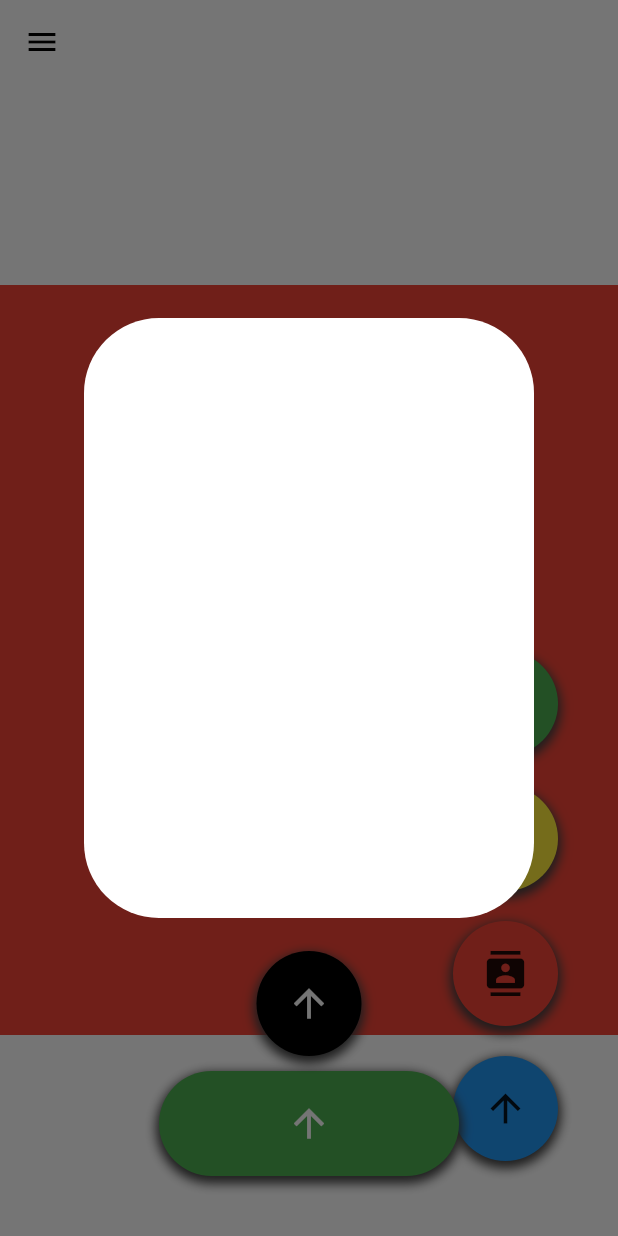
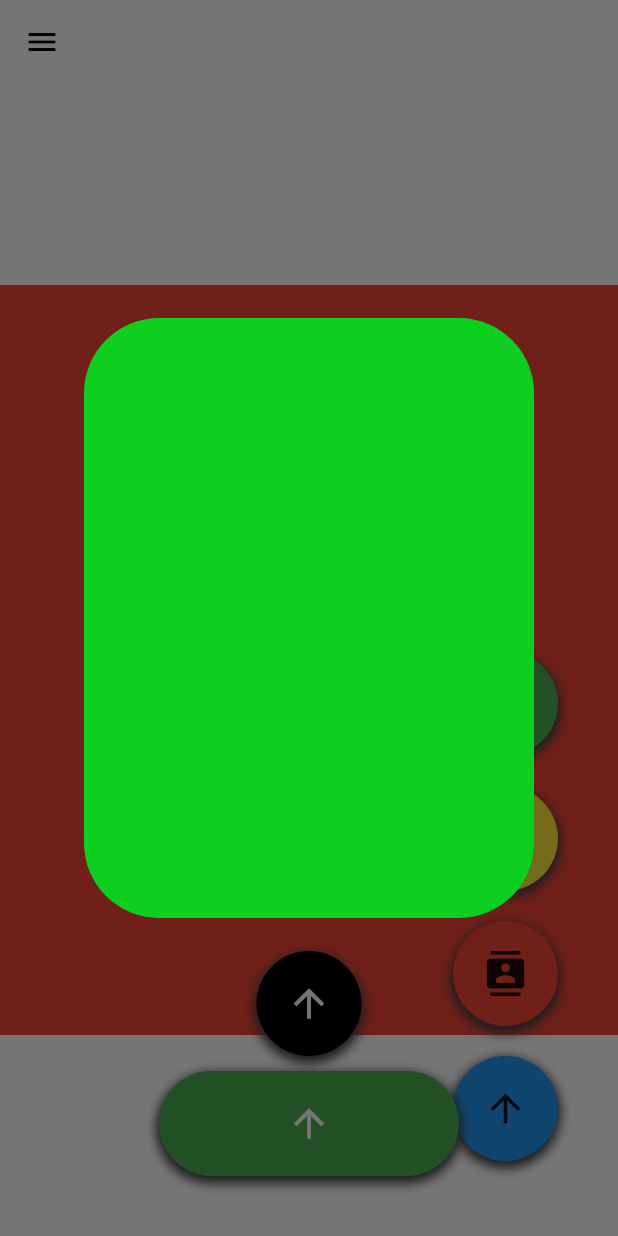
Before and after one commit to beidemichael/movingApp, a Flutter app: the Home screen opened directly, after a tap on the "arrow upward" icon, on a phone screen of 412 x 824 dp. Run offline on Flutter 3.47's test engine with Material 2 defaults, Android fonts, the phone set to English and light mode, and no system bars.

Commit message:
Color green

```diff
--- a/lib/PopupWindow/PopUpWindow.dart
+++ b/lib/PopupWindow/PopUpWindow.dart
@@ -13,7 +13,7 @@ class PopupWindow extends StatelessWidget {
           width: 300,
           height: 400,
           decoration: BoxDecoration(
-            color: Colors.white,
+            color: Color.fromARGB(255, 12, 207, 32),
             borderRadius: BorderRadius.all(
               Radius.circular(50),
             ),
--- a/lib/drawer.dart
+++ b/lib/drawer.dart
@@ -12,7 +12,7 @@ class CustomDrawer extends StatelessWidget {
         border: Border.all(
           color: Colors.black,
         ),
-        color: Colors.white,
+        color: Color.fromARGB(255, 34, 204, 37),
         borderRadius: BorderRadius.only(
           topRight: Radius.circular(50),
           bottomRight: Radius.circular(50),
--- a/lib/home.dart
+++ b/lib/home.dart
@@ -127,7 +127,7 @@ class _HomeState extends State<Home> {
               ),
             ),
           ),
-           Positioned(
+          Positioned(
             bottom: 40,
             left: 30,
             right: 30,
@@ -170,7 +170,6 @@ class _HomeState extends State<Home> {
             child: GestureDetector(
               onTap: () {
                 showCustomBottomSheet();
-
               },
               child: Center(
                 child: Container(
```
